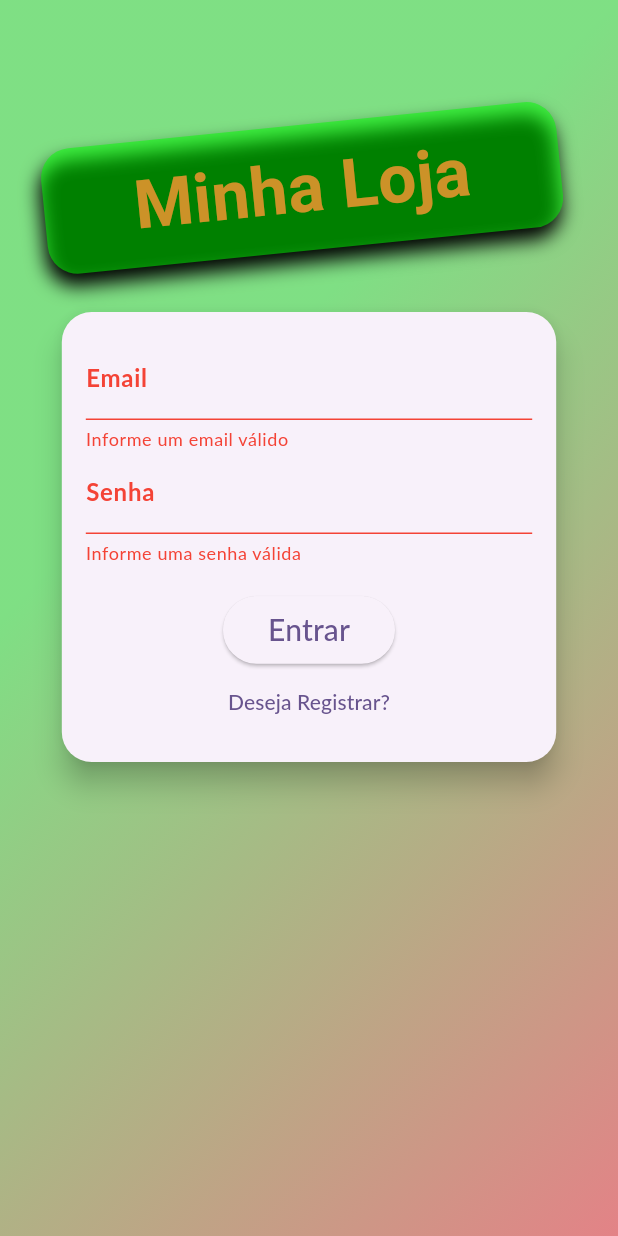
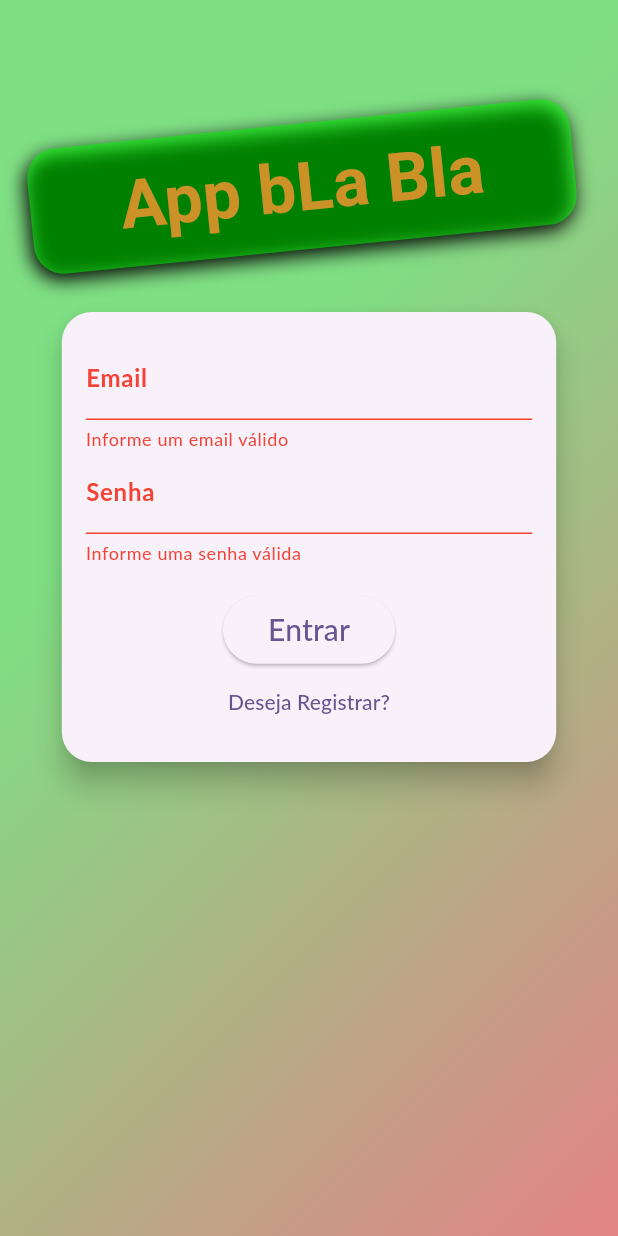
Before and after one commit to JonesCunha/shop_course, a Flutter app: the screen it shows after launch, after a tap on "Entrar", on a phone screen of 412 x 824 dp. Run offline on Flutter 3.47's test engine with Material 3 defaults, Android fonts, the phone set to English and light mode, and no system bars; network calls fail; Roboto replaces fonts that are missing (Anton, Lato).

Commit message:
auth version 0.3

```diff
--- a/lib/components/auth_form.dart
+++ b/lib/components/auth_form.dart
@@ -32,27 +32,19 @@ class _AuthFormState extends State<AuthForm> {
 
   Future<void> _submitForm() async {
     final isValid = _formKey.currentState?.validate() ?? false;
-
-    if (!isValid) {
-      return;
-    }
-
+    if (!isValid) {return;}
+    _formKey.currentState?.save();
     setState(() => _isLoading = true);
-
-    _formKey.currentState?.save();
     Auth auth = Provider.of(context, listen: false);
-
     if (_islogin()) {
       // Login
     } else {
       // Registrar
-      print(_authData);
       await auth.signup(
         _authData['email']!,
         _authData['password']!,
       );
     }
-
     setState(() {
       _isLoading = false;
     });
--- a/lib/pages/auth_page.dart
+++ b/lib/pages/auth_page.dart
@@ -48,10 +48,10 @@ class AuthPage extends StatelessWidget {
                           BoxShadow(
                               blurRadius: 10,
                               color: Colors.black,
-                              offset: Offset(-2, 8))
+                              offset: Offset(-2, 4))
                         ]),
                     child: Text(
-                      'Minha Loja',
+                      'App bLa Bla',
                       style: TextStyle(
                         fontSize: 45,
                         fontWeight: FontWeight.bold,
```
Also changed, not shown: lib/models/auth.dart (+8 -2 lines), lib/apikeys/apikeys.dart (added).
